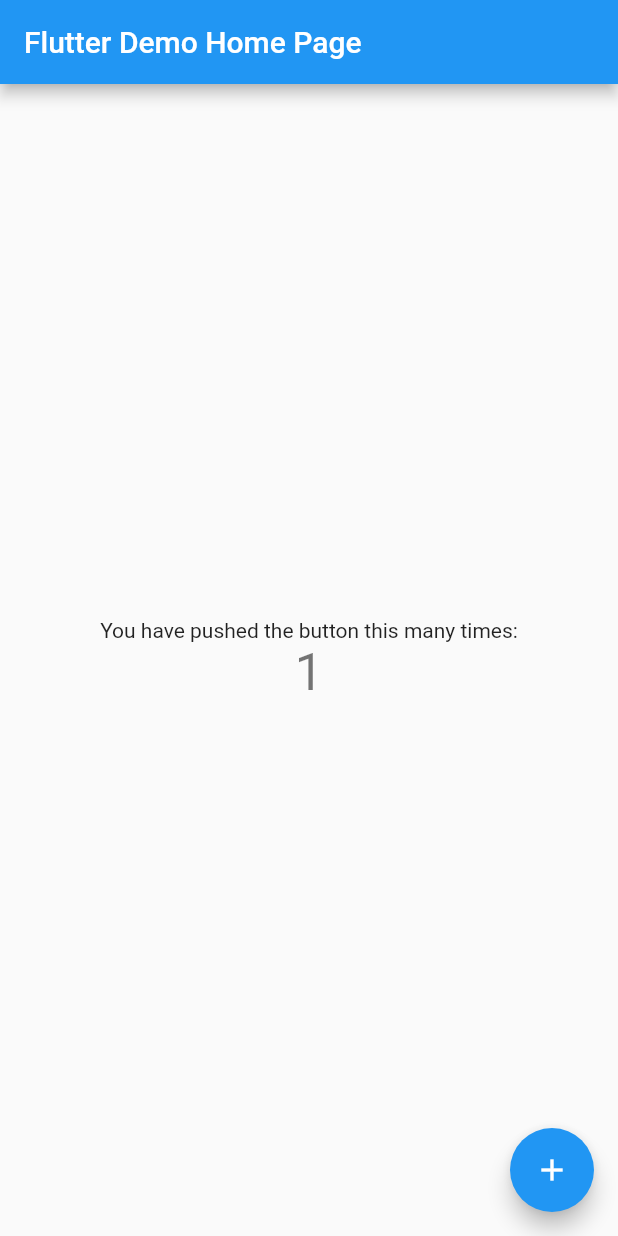
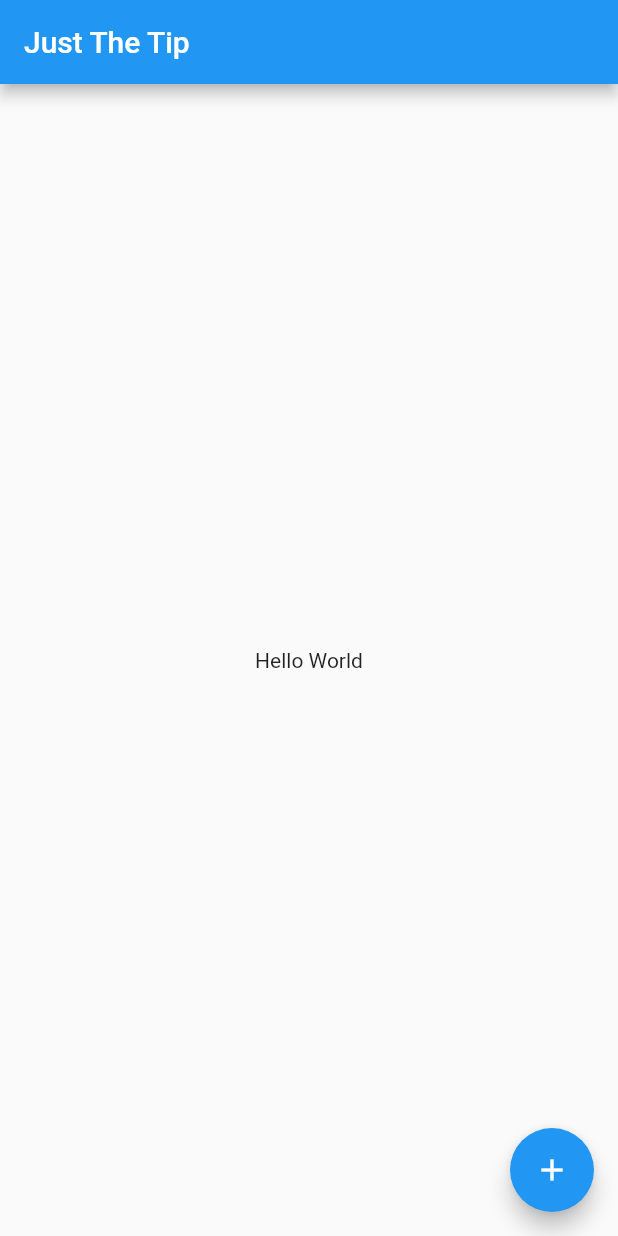
Before and after one commit to starkej2/just-the-tip-2, a Flutter app: the screen it shows after launch, after a tap on the "add" icon, on a phone screen of 412 x 824 dp. Run offline on Flutter 3.47's test engine with Material 2 defaults, Android fonts, the phone set to English and light mode, and no system bars.

Commit message:
Remove sample code from main.dart

```diff
--- a/just_the_tip/lib/main.dart
+++ b/just_the_tip/lib/main.dart
@@ -3,109 +3,46 @@ import 'package:flutter/material.dart';
 void main() => runApp(MyApp());
 
 class MyApp extends StatelessWidget {
-  // This widget is the root of your application.
   @override
   Widget build(BuildContext context) {
     return MaterialApp(
-      title: 'Flutter Demo',
+      title: 'Just The Tip',
+
       theme: ThemeData(
-        // This is the theme of your application.
-        //
-        // Try running your application with "flutter run". You'll see the
-        // application has a blue toolbar. Then, without quitting the app, try
-        // changing the primarySwatch below to Colors.green and then invoke
-        // "hot reload" (press "r" in the console where you ran "flutter run",
-        // or simply save your changes to "hot reload" in a Flutter IDE).
-        // Notice that the counter didn't reset back to zero; the application
-        // is not restarted.
         primarySwatch: Colors.blue,
       ),
-      home: MyHomePage(title: 'Flutter Demo Home Page'),
+
+      home: CalculatorPage(title: 'Just The Tip'),
     );
   }
 }
 
-class MyHomePage extends StatefulWidget {
-  MyHomePage({Key key, this.title}) : super(key: key);
-
-  // This widget is the home page of your application. It is stateful, meaning
-  // that it has a State object (defined below) that contains fields that affect
-  // how it looks.
-
-  // This class is the configuration for the state. It holds the values (in this
-  // case the title) provided by the parent (in this case the App widget) and
-  // used by the build method of the State. Fields in a Widget subclass are
-  // always marked "final".
+class CalculatorPage extends StatefulWidget {
+  CalculatorPage({Key key, this.title}) : super(key: key);
 
   final String title;
 
   @override
-  _MyHomePageState createState() => _MyHomePageState();
+  _CalculatorPageState createState() => _CalculatorPageState();
 }
 
-class _MyHomePageState extends State<MyHomePage> {
-  int _counter = 0;
-
-  void _incrementCounter() {
-    setState(() {
-      // This call to setState tells the Flutter framework that something has
-      // changed in this State, which causes it to rerun the build method below
-      // so that the display can reflect the updated values. If we changed
-      // _counter without calling setState(), then the build method would not be
-      // called again, and so nothing would appear to happen.
-      _counter++;
-    });
-  }
+class _CalculatorPageState extends State<CalculatorPage> {
+  void _handleFloatingActionButtonClick() {}
 
   @override
   Widget build(BuildContext context) {
-    // This method is rerun every time setState is called, for instance as done
-    // by the _incrementCounter method above.
-    //
-    // The Flutter framework has been optimized to make rerunning build methods
-    // fast, so that you can just rebuild anything that needs updating rather
-    // than having to individually change instances of widgets.
     return Scaffold(
       appBar: AppBar(
-        // Here we take the value from the MyHomePage object that was created by
-        // the App.build method, and use it to set our appbar title.
         title: Text(widget.title),
       ),
-      body: Center(
-        // Center is a layout widget. It takes a single child and positions it
-        // in the middle of the parent.
-        child: Column(
-          // Column is also layout widget. It takes a list of children and
-          // arranges them vertically. By default, it sizes itself to fit its
-          // children horizontally, and tries to be as tall as its parent.
-          //
-          // Invoke "debug painting" (press "p" in the console, choose the
-          // "Toggle Debug Paint" action from the Flutter Inspector in Android
-          // Studio, or the "Toggle Debug Paint" command in Visual Studio Code)
-          // to see the wireframe for each widget.
-          //
-          // Column has various properties to control how it sizes itself and
-          // how it positions its children. Here we use mainAxisAlignment to
-          // center the children vertically; the main axis here is the vertical
-          // axis because Columns are vertical (the cross axis would be
-          // horizontal).
-          mainAxisAlignment: MainAxisAlignment.center,
-          children: <Widget>[
-            Text(
-              'You have pushed the button this many times:',
-            ),
-            Text(
-              '$_counter',
-              style: Theme.of(context).textTheme.display1,
-            ),
-          ],
-        ),
-      ),
+
+      body: Center(child: Text('Hello World')),
+
       floatingActionButton: FloatingActionButton(
-        onPressed: _incrementCounter,
+        onPressed: _handleFloatingActionButtonClick,
         tooltip: 'Increment',
         child: Icon(Icons.add),
-      ), // This trailing comma makes auto-formatting nicer for build methods.
+      ),
     );
   }
 }
```
Also changed, not shown: 1 other file.
